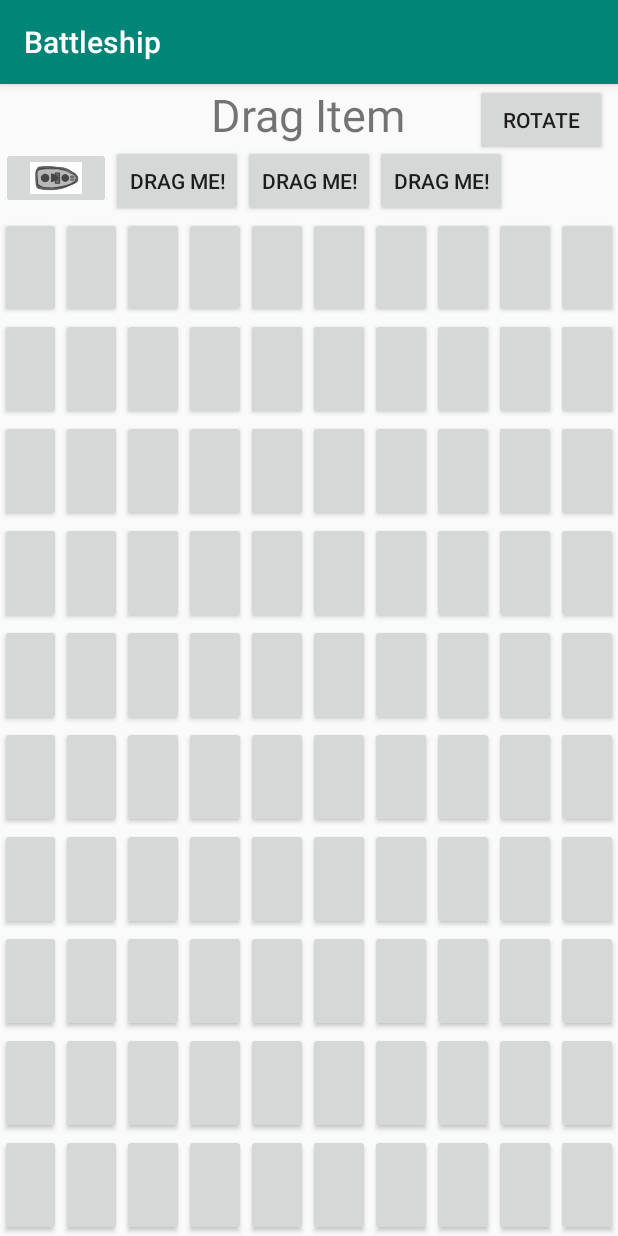
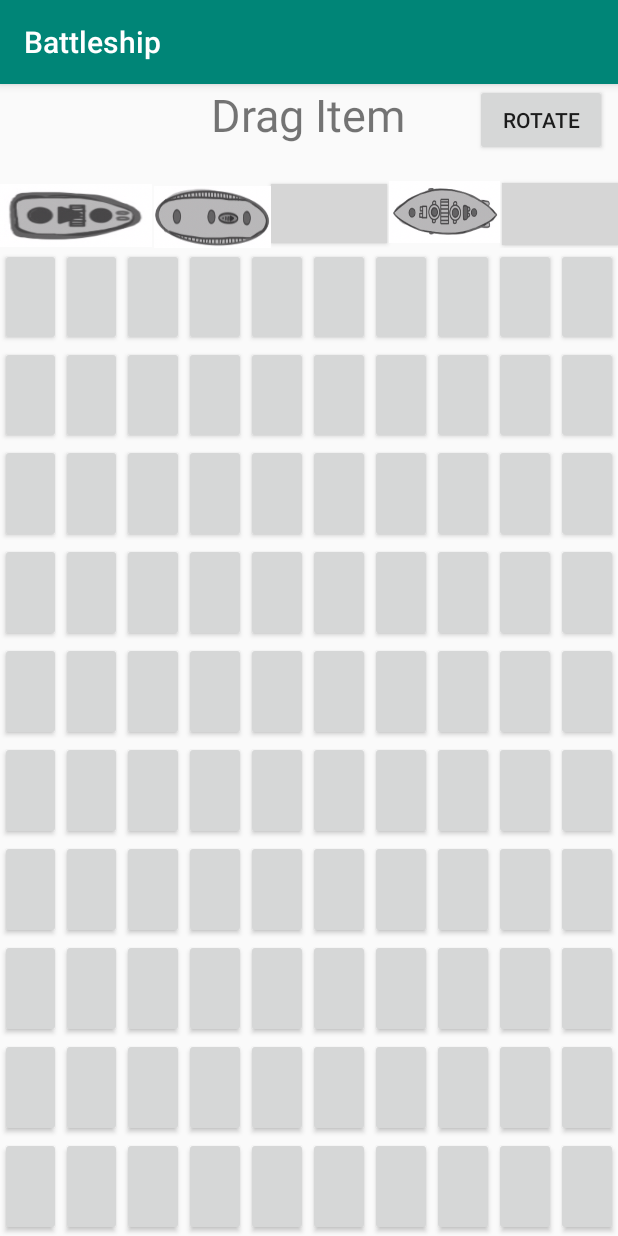
Before and after one commit to 21ChenYe/FIGHTBOAT, an Android app: the screen it shows after launch (MainActivity), on a phone screen of 412 x 824 dp. Run offline under Robolectric (Android 15) with nearby library versions, the phone set to English and light mode, and no system bars; grey boxes are pictures that could not be loaded.

Commit message:
update_ships

```diff
--- a/Battleship/app/src/main/res/layout/activity_main.xml
+++ b/Battleship/app/src/main/res/layout/activity_main.xml
@@ -6,6 +6,7 @@
     android:layout_height="match_parent"
     android:orientation="vertical"
     tools:context=".MainActivity">
+
     <RelativeLayout
         android:layout_width="match_parent"
         android:layout_height="wrap_content">
@@ -16,9 +17,9 @@
             android:layout_height="wrap_content"
             android:layout_alignParentTop="true"
             android:layout_centerHorizontal="true"
+            android:tag=""
             android:text="Drag Item"
-            android:textSize="30sp"
-            android:tag=""/>
+            android:textSize="30sp" />
 
         <Button
             android:id="@+id/rotate_button"
@@ -28,49 +29,72 @@
             android:layout_centerHorizontal="false"
             android:layout_marginLeft="46dp"
             android:layout_toRightOf="@+id/text_view_player"
-            android:text="Rotate"/>
+            android:text="Rotate" />
 
         <Button
             android:id="@+id/drag_button"
-            android:layout_width="wrap_content"
-            android:layout_height="wrap_content"
+            android:layout_width="77dp"
+            android:layout_height="39dp"
             android:layout_below="@+id/text_view_player"
-            android:layout_centerHorizontal="true"
-            android:layout_marginTop="0dp"
-            android:tag="Red"
-            android:text="Drag Me!" />
+            android:layout_marginStart="0dp"
+            android:layout_marginLeft="0dp"
+            android:layout_marginTop="26dp"
+            android:layout_toEndOf="@+id/drag_button2"
+            android:layout_toRightOf="@+id/drag_button2"
+            android:background="@drawable/cruiser"
+            android:tag="Red" />
+
         <Button
             android:id="@+id/drag_button2"
-            android:layout_width="wrap_content"
-            android:layout_height="wrap_content"
-            android:layout_toLeftOf="@+id/drag_button"
-            android:layout_centerHorizontal="false"
-            android:layout_alignBottom="@+id/drag_button"
-            android:tag="Green"
-            android:text="Drag Me!" />
+            android:layout_width="78dp"
+            android:layout_height="41dp"
+            android:layout_below="@+id/text_view_player"
+            android:layout_marginStart="1dp"
+            android:layout_marginLeft="1dp"
+            android:layout_marginTop="27dp"
+            android:layout_marginBottom="0dp"
+            android:layout_toEndOf="@+id/button5"
+            android:layout_toRightOf="@+id/button5"
+            android:background="@drawable/sub"
+            android:tag="Green" />
+
         <Button
             android:id="@+id/drag_button3"
-            android:layout_width="wrap_content"
-            android:layout_height="wrap_content"
+            android:layout_width="74dp"
+            android:layout_height="41dp"
+            android:layout_alignTop="@+id/drag_button"
+            android:layout_marginStart="1dp"
+            android:layout_marginLeft="1dp"
+            android:layout_marginTop="-2dp"
+            android:layout_toEndOf="@+id/drag_button"
             android:layout_toRightOf="@+id/drag_button"
-            android:layout_centerHorizontal="false"
-            android:layout_alignBottom="@+id/drag_button"
-            android:tag="Orange"
-            android:text="Drag Me!" />
+            android:background="@drawable/bship"
+            android:tag="Orange" />
 
-        <ImageButton
-            android:id="@+id/imageButton"
-            android:layout_width="73dp"
+        <Button
+            android:id="@+id/button4"
+            android:layout_width="109dp"
             android:layout_height="41dp"
+            android:layout_below="@+id/rotate_button"
+            android:layout_marginStart="1dp"
+            android:layout_marginLeft="1dp"
+            android:layout_marginTop="18dp"
+            android:layout_toEndOf="@+id/drag_button3"
+            android:layout_toRightOf="@+id/drag_button3"
+            android:background="@drawable/carrier" />
+
+        <Button
+            android:id="@+id/button5"
+            android:layout_width="105dp"
+            android:layout_height="42dp"
             android:layout_below="@+id/text_view_player"
-            android:layout_marginTop="1dp"
-            android:layout_marginEnd="0dp"
-            android:layout_marginRight="0dp"
-            android:layout_toStartOf="@+id/drag_button2"
-            android:layout_toLeftOf="@+id/drag_button2"
-            app:srcCompat="@drawable/destroyer"
-            android:scaleType = "fitCenter"
-            android:adjustViewBounds = "true" />
+            android:layout_alignParentStart="true"
+            android:layout_alignParentLeft="true"
+            android:layout_marginStart="-4dp"
+            android:layout_marginLeft="-4dp"
+            android:layout_marginTop="26dp"
+            android:background="@drawable/destroyer" />
+
     </RelativeLayout>
     <LinearLayout
         android:layout_width="match_parent"
```
Also changed, not shown: Battleship/app/src/main/res/drawable/bship.png (renamed from Battleship/app/src/main/res/drawable/Battleship.png), Battleship/app/src/main/res/drawable/sub.png (renamed from Battleship/app/src/main/res/drawable/Submarine.png).
